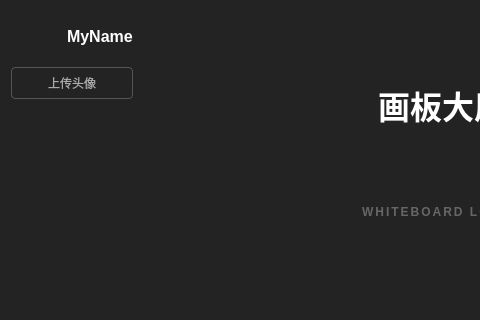
Qt form DBClient/lobbywidget.ui (shanzhi7/CoBoard-Cpp) before a commit; both pictures show x 0 to 480 and y 0 to 320 of the 900 by 720 pixel window.
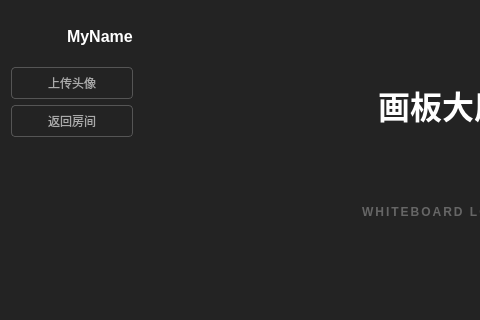
The same form after that commit. Icons and pictures are not drawn. Custom widgets are drawn as their Qt base class.

```diff
--- a/DBClient/lobbywidget.ui
+++ b/DBClient/lobbywidget.ui
@@ -195,6 +195,13 @@
        </property>
       </widget>
      </item>
+     <item>
+      <widget class="QPushButton" name="retRoom_btn">
+       <property name="text">
+        <string>返回房间</string>
+       </property>
+      </widget>
+     </item>
      <item>
       <spacer name="verticalSpacer">
        <property name="orientation">
```
